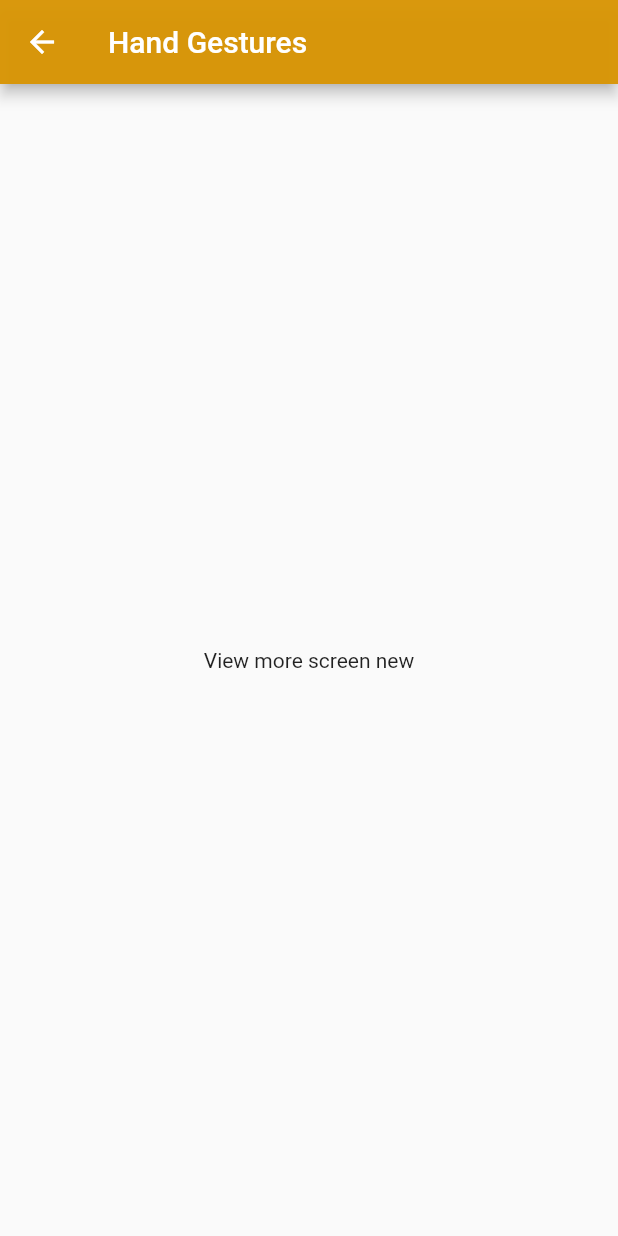
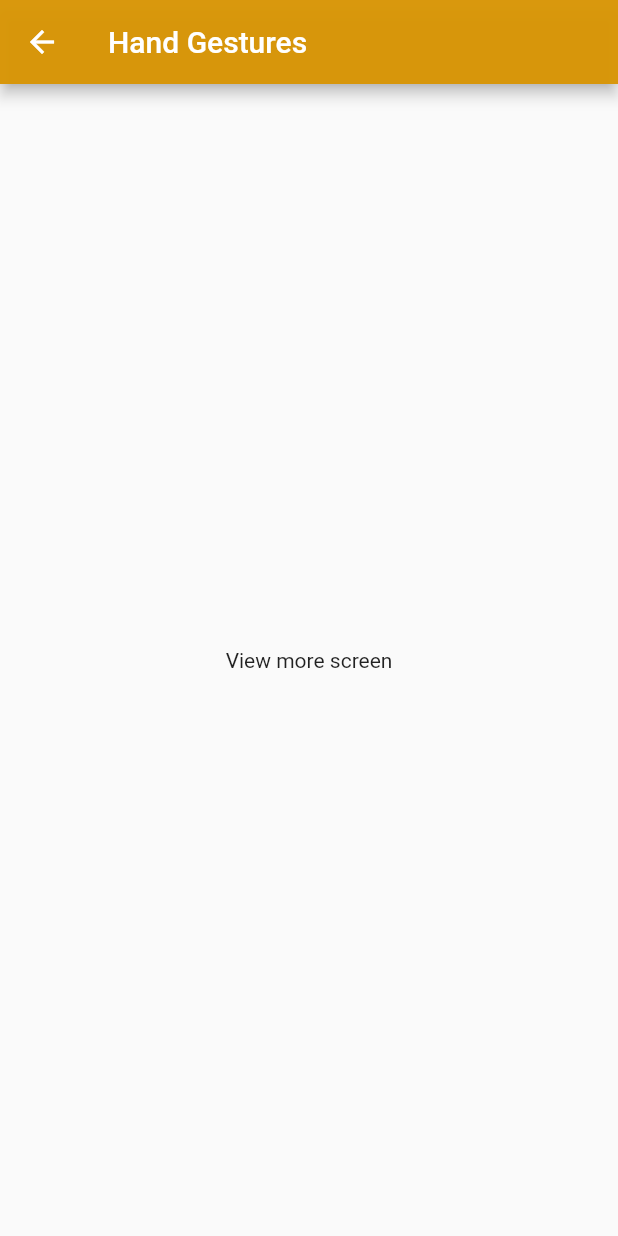
Before and after one commit to eliyas-abass/Emoji_mobile_app, a Flutter app: the screen it shows after launch, after a tap on "View More", on a phone screen of 412 x 824 dp. Run offline on Flutter 3.47's test engine with Material 2 defaults, Android fonts, the phone set to English and light mode, and no system bars.

Commit message:
navigation competted

```diff
--- a/lib/view_more_screen.dart
+++ b/lib/view_more_screen.dart
@@ -13,7 +13,7 @@ class ViewMore extends StatelessWidget {
         title: Text(this.title),
       ),
       body: const Center(
-        child: Text("View more screen new"),
+        child: Text("View more screen"),
       ),
     );
   }
```
